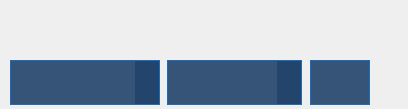
aciklab/Hvl-Lightdm-Greeter, file src/settingsform.ui: the form before one commit.
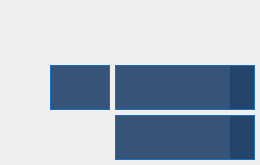
The form after the commit. Icons and pictures are not drawn.

Commit message: settings form is revised

What changed in the file:
```diff
--- a/src/settingsform.ui
+++ b/src/settingsform.ui
@@ -9,8 +9,8 @@
    <rect>
     <x>0</x>
     <y>0</y>
-    <width>408</width>
-    <height>109</height>
+    <width>260</width>
+    <height>165</height>
    </rect>
   </property>
   <property name="sizePolicy">
@@ -129,9 +129,9 @@
      <widget class="QComboBox" name="kybrdcomboBox">
       <property name="geometry">
        <rect>
-        <x>167</x>
-        <y>60</y>
-        <width>135</width>
+        <x>115</x>
+        <y>65</y>
+        <width>140</width>
         <height>45</height>
        </rect>
       </property>
@@ -361,8 +361,8 @@
      <widget class="QPushButton" name="NwpushButton">
       <property name="geometry">
        <rect>
-        <x>310</x>
-        <y>60</y>
+        <x>50</x>
+        <y>65</y>
         <width>60</width>
         <height>45</height>
        </rect>
@@ -408,10 +408,10 @@
      <widget class="QLabel" name="hostnamelabel">
       <property name="geometry">
        <rect>
-        <x>10</x>
-        <y>10</y>
-        <width>201</width>
-        <height>41</height>
+        <x>44</x>
+        <y>5</y>
+        <width>211</width>
+        <height>55</height>
        </rect>
       </property>
       <property name="text">
@@ -424,9 +424,9 @@
      <widget class="QComboBox" name="sessioncomboBox">
       <property name="geometry">
        <rect>
-        <x>10</x>
-        <y>60</y>
-        <width>150</width>
+        <x>115</x>
+        <y>115</y>
+        <width>140</width>
         <height>45</height>
        </rect>
       </property>
```
The commit also changes 5 other files.
